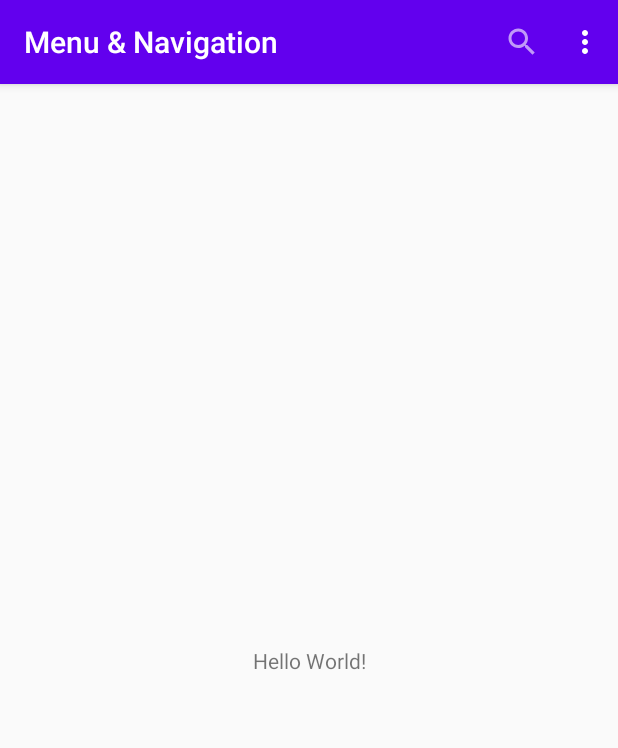
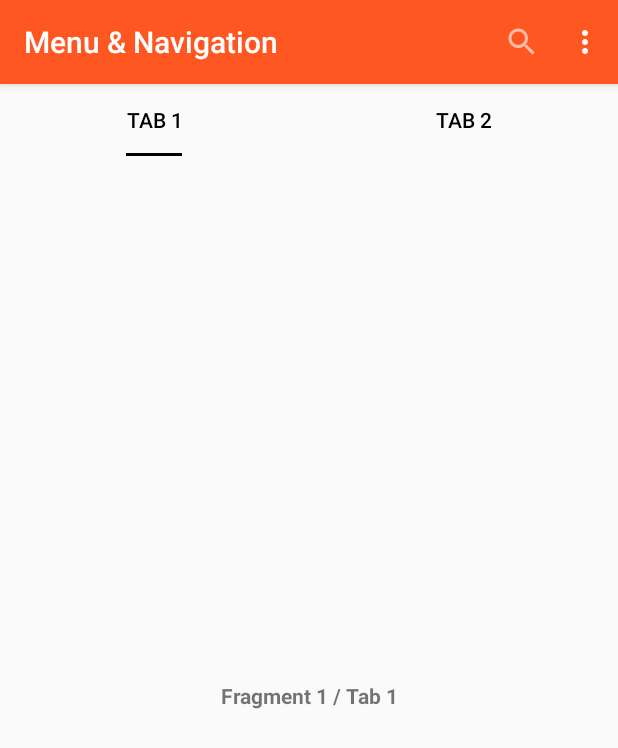
Before and after one commit to artsemyn/Project_3_Menu_Navigation, an Android app: the screen it shows after launch (MainActivity), on a phone screen of 412 x 824 dp. Shown: the top 748 px of the screen. Run offline under Robolectric (Android 15) with nearby library versions, the phone set to English and light mode, and no system bars.

Commit message:
Tambah colors.xml Memakai switch case

```diff
--- a/app/src/main/java/com/example/menunavigation/MainActivity.java
+++ b/app/src/main/java/com/example/menunavigation/MainActivity.java
@@ -12,6 +12,9 @@ import androidx.appcompat.app.AppCompatActivity;
 import androidx.core.graphics.Insets;
 import androidx.core.view.ViewCompat;
 import androidx.core.view.WindowInsetsCompat;
+import androidx.viewpager.widget.ViewPager;
+
+import com.google.android.material.tabs.TabLayout;
 
 public class MainActivity extends AppCompatActivity {
 
@@ -20,6 +23,39 @@ public class MainActivity extends AppCompatActivity {
         super.onCreate(savedInstanceState);
         setContentView(R.layout.activity_main);
 
+    // Tab Layout
+        TabLayout tabLayout = findViewById(R.id.tabLayout1);
+        tabLayout.addTab(tabLayout.newTab().setText("Tab 1"));
+        tabLayout.addTab(tabLayout.newTab().setText("Tab 2"));
+        tabLayout.setTabGravity(TabLayout.GRAVITY_FILL);
+
+
+
+        // Pager Adapter
+        ViewPager viewPager = findViewById(R.id.pager1);
+        PagerAdapter pagerAdapter = new PagerAdapter(getSupportFragmentManager(),
+                tabLayout.getTabCount());
+        viewPager.setAdapter(pagerAdapter);
+        viewPager.addOnPageChangeListener(
+                new TabLayout.TabLayoutOnPageChangeListener(tabLayout));
+        tabLayout.addOnTabSelectedListener(new TabLayout.OnTabSelectedListener() {
+            @Override
+            public void onTabSelected(TabLayout.Tab tab) {
+                viewPager.setCurrentItem(tab.getPosition());
+            }
+
+            @Override
+            public void onTabUnselected(TabLayout.Tab tab) {
+
+            }
+
+            @Override
+            public void onTabReselected(TabLayout.Tab tab) {
+
+            }
+        });
+
+        tabLayout.setupWithViewPager(viewPager);
     }
 
     @Override
--- /dev/null
+++ b/app/src/main/java/com/example/menunavigation/PagerAdapter.java
@@ -0,0 +1,44 @@
+package com.example.menunavigation;
+
+import androidx.annotation.NonNull;
+import androidx.fragment.app.Fragment;
+import androidx.fragment.app.FragmentManager;
+import androidx.fragment.app.FragmentStatePagerAdapter;
+
+public class PagerAdapter extends FragmentStatePagerAdapter {
+    int numTab;
+    public PagerAdapter (FragmentManager fm, int numTab){
+        super(fm);
+        this.numTab=numTab;
+    }
+
+    @NonNull
+    @Override
+    public Fragment getItem(int position) {
+        switch (position){
+            case 0:
+                return new Tab1();
+            case 1:
+                return new Tab2();
+            default:
+                return null;
+        }
+    }
+
+    @Override
+    public int getCount() {
+        return numTab;
+    }
+
+    @Override
+    public CharSequence getPageTitle(int position) {
+        switch (position) {
+            case 0:
+                return "Tab 1";
+            case 1:
+                return "Tab 2";
+            default:
+                return null;
+        }
+    }
+}
--- /dev/null
+++ b/app/src/main/java/com/example/menunavigation/Tab1.java
@@ -0,0 +1,64 @@
+package com.example.menunavigation;
+
+import android.os.Bundle;
+
+import androidx.fragment.app.Fragment;
+
+import android.view.LayoutInflater;
+import android.view.View;
+import android.view.ViewGroup;
+
+/**
+ * A simple {@link Fragment} subclass.
+ * Use the {@link Tab1#newInstance} factory method to
+ * create an instance of this fragment.
+ */
+public class Tab1 extends Fragment {
+
+    // TODO: Rename parameter arguments, choose names that match
+    // the fragment initialization parameters, e.g. ARG_ITEM_NUMBER
+    private static final String ARG_PARAM1 = "param1";
+    private static final String ARG_PARAM2 = "param2";
+
+    // TODO: Rename and change types of parameters
+    private String mParam1;
+    private String mParam2;
+
+    public Tab1() {
+        // Required empty public constructor
+    }
+
+    /**
+     * Use this factory method to create a new instance of
+     * this fragment using the provided parameters.
+     *
+     * @param param1 Parameter 1.
+     * @param param2 Parameter 2.
+     * @return A new instance of fragment Tabs1.
+     */
+    // TODO: Rename and change types and number of parameters
+    public static Tab1 newInstance(String param1, String param2) {
+        Tab1 fragment = new Tab1();
+        Bundle args = new Bundle();
+        args.putString(ARG_PARAM1, param1);
+        args.putString(ARG_PARAM2, param2);
+        fragment.setArguments(args);
+        return fragment;
+    }
+
+    @Override
+    public void onCreate(Bundle savedInstanceState) {
+        super.onCreate(savedInstanceState);
+        if (getArguments() != null) {
+            mParam1 = getArguments().getString(ARG_PARAM1);
+            mParam2 = getArguments().getString(ARG_PARAM2);
+        }
+    }
+
+    @Override
+    public View onCreateView(LayoutInflater inflater, ViewGroup container,
+                             Bundle savedInstanceState) {
+        // Inflate the layout for this fragment
+        return inflater.inflate(R.layout.fragment_tabs1, container, false);
+    }
+}
--- /dev/null
+++ b/app/src/main/java/com/example/menunavigation/Tab2.java
@@ -0,0 +1,64 @@
+package com.example.menunavigation;
+
+import android.os.Bundle;
+
+import androidx.fragment.app.Fragment;
+
+import android.view.LayoutInflater;
+import android.view.View;
+import android.view.ViewGroup;
+
+/**
+ * A simple {@link Fragment} subclass.
+ * Use the {@link Tab2#newInstance} factory method to
+ * create an instance of this fragment.
+ */
+public class Tab2 extends Fragment {
+
+    // TODO: Rename parameter arguments, choose names that match
+    // the fragment initialization parameters, e.g. ARG_ITEM_NUMBER
+    private static final String ARG_PARAM1 = "param1";
+    private static final String ARG_PARAM2 = "param2";
+
+    // TODO: Rename and change types of parameters
+    private String mParam1;
+    private String mParam2;
+
+    public Tab2() {
+        // Required empty public constructor
+    }
+
+    /**
+     * Use this factory method to create a new instance of
+     * this fragment using the provided parameters.
+     *
+     * @param param1 Parameter 1.
+     * @param param2 Parameter 2.
+     * @return A new instance of fragment Tab2.
+     */
+    // TODO: Rename and change types and number of parameters
+    public static Tab2 newInstance(String param1, String param2) {
+        Tab2 fragment = new Tab2();
+        Bundle args = new Bundle();
+        args.putString(ARG_PARAM1, param1);
+        args.putString(ARG_PARAM2, param2);
+        fragment.setArguments(args);
+        return fragment;
+    }
+
+    @Override
+    public void onCreate(Bundle savedInstanceState) {
+        super.onCreate(savedInstanceState);
+        if (getArguments() != null) {
+            mParam1 = getArguments().getString(ARG_PARAM1);
+            mParam2 = getArguments().getString(ARG_PARAM2);
+        }
+    }
+
+    @Override
+    public View onCreateView(LayoutInflater inflater, ViewGroup container,
+                             Bundle savedInstanceState) {
+        // Inflate the layout for this fragment
+        return inflater.inflate(R.layout.fragment_tab2, container, false);
+    }
+}
--- a/app/src/main/res/layout/activity_main.xml
+++ b/app/src/main/res/layout/activity_main.xml
@@ -1,18 +1,26 @@
 <?xml version="1.0" encoding="utf-8"?>
-<androidx.constraintlayout.widget.ConstraintLayout xmlns:android="http://schemas.android.com/apk/res/android"
+<LinearLayout xmlns:android="http://schemas.android.com/apk/res/android"
     xmlns:app="http://schemas.android.com/apk/res-auto"
     xmlns:tools="http://schemas.android.com/tools"
+    android:orientation="vertical"
     android:id="@+id/main"
     android:layout_width="match_parent"
     android:layout_height="match_parent"
     tools:context=".MainActivity">
 
-    <TextView
-        android:layout_width="wrap_content"
-        android:layout_height="wrap_content"
-        android:text="Hello World!"
-        app:layout_constraintBottom_toBottomOf="parent"
-        app:layout_constraintEnd_toEndOf="parent"
-        app:layout_constraintStart_toStartOf="parent"
-        app:layout_constraintTop_toTopOf="parent" />
-</androidx.constraintlayout.widget.ConstraintLayout>
+        <androidx.viewpager.widget.ViewPager
+            android:id="@+id/pager1"
+            android:layout_width="match_parent"
+            android:layout_height="match_parent">
+
+            <com.google.android.material.tabs.TabLayout
+                android:id="@+id/tabLayout1"
+                android:layout_width="match_parent"
+                android:layout_height="wrap_content"
+                app:tabIndicatorColor="@color/black"
+                app:tabTextColor="@color/black"
+                app:tabIndicatorFullWidth="false"
+                />
+        </androidx.viewpager.widget.ViewPager>
+
+</LinearLayout>
--- /dev/null
+++ b/app/src/main/res/layout/fragment_tab2.xml
@@ -0,0 +1,16 @@
+<?xml version="1.0" encoding="utf-8"?>
+<FrameLayout xmlns:android="http://schemas.android.com/apk/res/android"
+    xmlns:tools="http://schemas.android.com/tools"
+    android:layout_width="match_parent"
+    android:layout_height="match_parent"
+    tools:context=".Tab2">
+
+    <!-- TODO: Update blank fragment layout -->
+    <TextView
+        android:layout_width="match_parent"
+        android:layout_height="match_parent"
+        android:text="Fragment 2 / Tab 2"
+        android:gravity="center"
+        android:textStyle="bold"/>
+
+</FrameLayout>
--- /dev/null
+++ b/app/src/main/res/layout/fragment_tabs1.xml
@@ -0,0 +1,16 @@
+<?xml version="1.0" encoding="utf-8"?>
+<FrameLayout xmlns:android="http://schemas.android.com/apk/res/android"
+    xmlns:tools="http://schemas.android.com/tools"
+    android:layout_width="match_parent"
+    android:layout_height="match_parent"
+    tools:context=".Tab1">
+
+    <!-- TODO: Update blank fragment layout -->
+    <TextView
+        android:layout_width="match_parent"
+        android:layout_height="match_parent"
+        android:text="Fragment 1 / Tab 1"
+        android:gravity="center"
+        android:textStyle="bold"/>
+
+</FrameLayout>
--- a/app/src/main/res/values/colors.xml
+++ b/app/src/main/res/values/colors.xml
@@ -2,7 +2,7 @@
 <resources>
     <color name="black">#FF000000</color>
     <color name="white">#FFFFFFFF</color>
-    <color name="colorPrimary">#6200EE</color>
-    <color name="colorPrimaryDark">#3700B3</color>
-    <color name="colorAccent">#03DAC5</color>
+    <color name="colorPrimary">#FF9800</color>
+    <color name="colorPrimaryDark">#FF5722</color>
+    <color name="colorAccent">#FFEB3B</color>
 </resources>
--- a/app/src/main/res/values/strings.xml
+++ b/app/src/main/res/values/strings.xml
@@ -1,3 +1,5 @@
 <resources>
     <string name="app_name">Menu &amp; Navigation</string>
+    <!-- TODO: Remove or change this placeholder text -->
+    <string name="hello_blank_fragment">Hello blank fragment</string>
 </resources>
--- a/app/src/main/res/values/themes.xml
+++ b/app/src/main/res/values/themes.xml
@@ -1,8 +1,8 @@
 <resources xmlns:tools="http://schemas.android.com/tools">
     <!-- Base application theme. -->
     <style name="Base.Theme.MenuNavigation" parent="Theme.AppCompat.Light.DarkActionBar">
-            <item name="colorPrimary">#6200EE</item>
-            <item name="colorPrimaryDark">#3700B3</item>
+        <item name="colorPrimary">#FF5722</item>
+        <item name="colorPrimaryDark">#FF5722</item>
     </style>
 
     <style name="Theme.MenuNavigation" parent="Base.Theme.MenuNavigation" />
```
Also changed, not shown: gradle.properties (+3 -18 lines).
